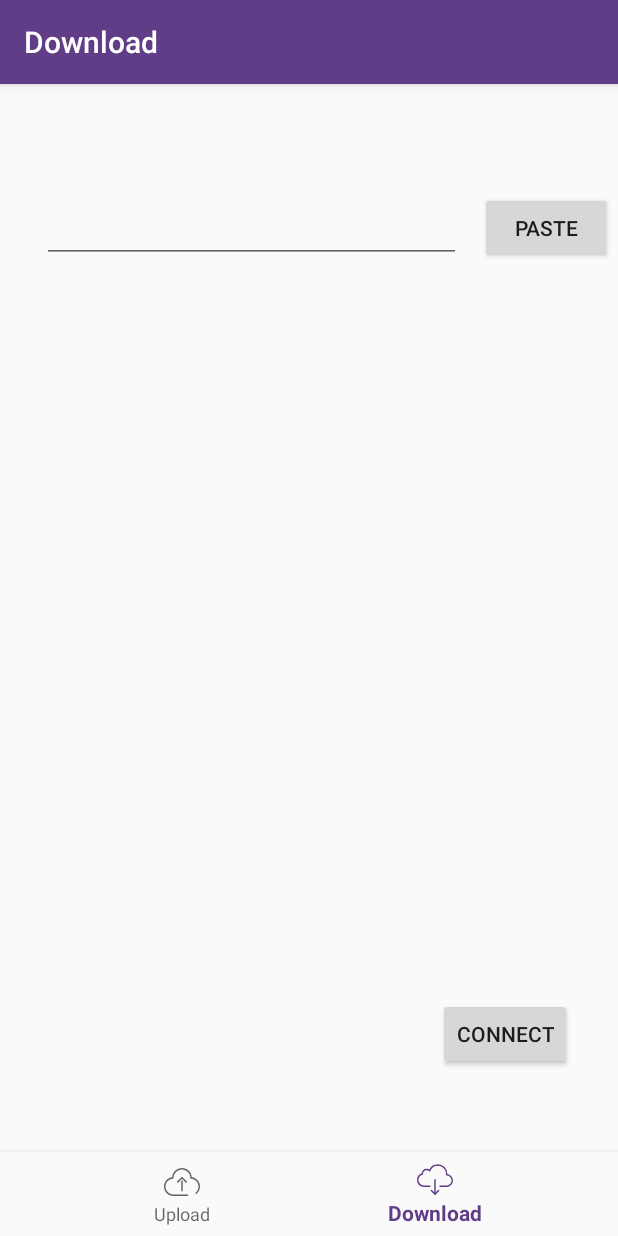
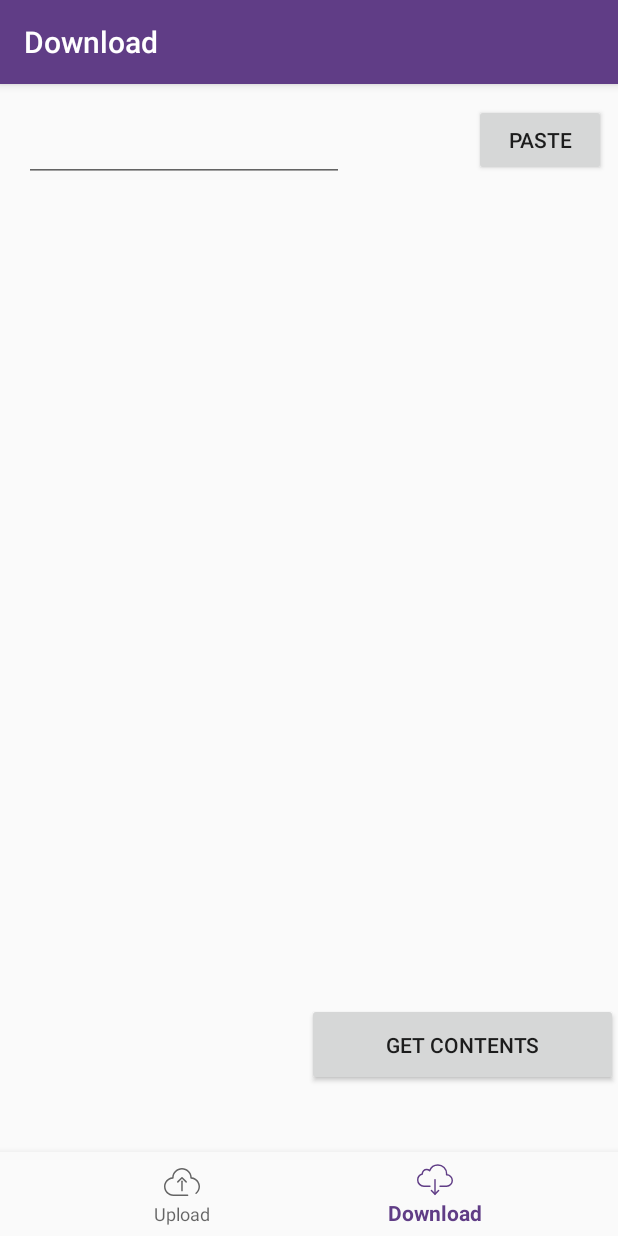
Before and after one commit to Apoorv-Mittal/OnionShare, an Android app: the DownloadFragment screen opened through its navigation route, on a phone screen of 412 x 824 dp. Run offline under Robolectric (Android 15) with nearby library versions, the phone set to English and light mode, and no system bars; our stand-ins replace navigation-ui; libraries missing offline, so code that uses them is left out: cz.msebera.android; 1 statement that could not run was skipped.

Commit message:
New Layout constraints

```diff
--- a/app/src/main/java/com/example/onionshare/MainActivity.kt
+++ b/app/src/main/java/com/example/onionshare/MainActivity.kt
@@ -12,6 +12,7 @@ import androidx.navigation.ui.setupWithNavController
 import android.Manifest
 import android.content.pm.PackageManager
 import android.util.Log
+import android.view.View
 import androidx.core.app.ActivityCompat
 
 
--- a/app/src/main/java/com/example/onionshare/SplashScreen.kt
+++ b/app/src/main/java/com/example/onionshare/SplashScreen.kt
@@ -2,6 +2,7 @@ package com.example.onionshare
 
 import android.content.Intent
 import android.os.Bundle
+import android.view.View
 import android.widget.Toast
 import androidx.appcompat.app.AppCompatActivity
 import cz.msebera.android.httpclient.conn.DnsResolver
@@ -14,6 +15,10 @@ class SplashScreen : AppCompatActivity() {
     override fun onCreate(savedInstanceState: Bundle?) {
         super.onCreate(savedInstanceState)
         setContentView(R.layout.loading_screen)
+        window.decorView.apply {
+            systemUiVisibility = View.SYSTEM_UI_FLAG_HIDE_NAVIGATION or View.SYSTEM_UI_FLAG_FULLSCREEN
+        }
+
 
         TorTask().execute()
     }
--- a/app/src/main/java/com/example/onionshare/ui/download/DownloadFragment.kt
+++ b/app/src/main/java/com/example/onionshare/ui/download/DownloadFragment.kt
@@ -55,7 +55,7 @@ class DownloadFragment : Fragment() {
         port = (activity as MainActivity).get_port()
 
         val textView: TextView = root.findViewById(R.id.text_download)
-        val pasteButton: Button = root.findViewById(R.id.paste_botton)
+        val pasteButton: Button = root.findViewById(R.id.paste_button)
 
         val connectButton = root.findViewById(R.id.button_connect) as Button  //Button to connect to url
 
--- a/app/src/main/java/com/example/onionshare/ui/upload/UploadFragment.kt
+++ b/app/src/main/java/com/example/onionshare/ui/upload/UploadFragment.kt
@@ -95,7 +95,7 @@ class UploadFragment : Fragment() {
             }
         }
 
-        val getfiles: Button = root.findViewById(R.id.file_selction_button)
+        val getfiles: Button = root.findViewById(R.id.file_selection_button)
 
         getfiles.setOnClickListener{
             val chooseFile: Intent
--- a/app/src/main/res/layout/activity_main.xml
+++ b/app/src/main/res/layout/activity_main.xml
@@ -4,7 +4,21 @@
     android:id="@+id/container"
     android:layout_width="match_parent"
     android:layout_height="match_parent"
-    android:paddingTop="?attr/actionBarSize">
+    android:paddingTop="5dp">
+
+    <fragment
+        android:id="@+id/nav_host_fragment"
+        android:name="androidx.navigation.fragment.NavHostFragment"
+        android:layout_width="match_parent"
+        android:layout_height="match_parent"
+        app:defaultNavHost="true"
+        app:layout_constraintBottom_toTopOf="@id/nav_view"
+        app:layout_constraintHorizontal_bias="0.0"
+        app:layout_constraintLeft_toLeftOf="parent"
+        app:layout_constraintRight_toRightOf="parent"
+        app:layout_constraintTop_toTopOf="parent"
+        app:layout_constraintVertical_bias="0.0"
+        app:navGraph="@navigation/mobile_navigation" />
 
     <com.google.android.material.bottomnavigation.BottomNavigationView
         android:id="@+id/nav_view"
@@ -18,18 +32,4 @@
         app:layout_constraintRight_toRightOf="parent"
         app:menu="@menu/bottom_nav_menu" />
 
-    <fragment
-        android:id="@+id/nav_host_fragment"
-        android:name="androidx.navigation.fragment.NavHostFragment"
-        android:layout_width="match_parent"
-        android:layout_height="match_parent"
-        app:defaultNavHost="true"
-        app:layout_constraintBottom_toTopOf="@id/nav_view"
-        app:layout_constraintHorizontal_bias="0.0"
-        app:layout_constraintLeft_toLeftOf="parent"
-        app:layout_constraintRight_toRightOf="parent"
-        app:layout_constraintTop_toTopOf="parent"
-        app:layout_constraintVertical_bias="1.0"
-        app:navGraph="@navigation/mobile_navigation" />
-
 </androidx.constraintlayout.widget.ConstraintLayout>
--- a/app/src/main/res/layout/fragment_download.xml
+++ b/app/src/main/res/layout/fragment_download.xml
@@ -7,53 +7,44 @@
 
     <EditText
         android:id="@+id/text_download"
-        android:layout_width="279dp"
+        android:layout_width="0dp"
         android:layout_height="44dp"
+        android:layout_marginLeft="16dp"
         android:layout_marginTop="16dp"
         android:ems="10"
         android:inputType="textPersonName"
-        app:layout_constraintBottom_toBottomOf="parent"
-        app:layout_constraintEnd_toStartOf="@+id/paste_botton"
-        app:layout_constraintHorizontal_bias="0.682"
-        app:layout_constraintStart_toStartOf="parent"
-        app:layout_constraintTop_toTopOf="parent"
-        app:layout_constraintVertical_bias="0.005" />
+        app:layout_constraintLeft_toLeftOf="parent"
+        app:layout_constraintTop_toTopOf="parent" />
 
     <Button
-        android:id="@+id/paste_botton"
+        android:id="@+id/paste_button"
         android:layout_width="wrap_content"
         android:layout_height="wrap_content"
-        android:layout_marginStart="320dp"
-        android:layout_marginTop="16dp"
+        android:layout_marginTop="8dp"
+        android:layout_marginRight="8dp"
         android:text="Paste"
-        app:layout_constraintBottom_toBottomOf="parent"
-        app:layout_constraintStart_toStartOf="parent"
-        app:layout_constraintTop_toTopOf="parent"
-        app:layout_constraintVertical_bias="0.0" />
+        app:layout_constraintRight_toRightOf="parent"
+        app:layout_constraintTop_toTopOf="parent" />
 
     <ListView
         android:id="@+id/filesList"
         android:layout_width="match_parent"
         android:layout_height="wrap_content"
         android:layout_below="@+id/button_connect"
-        android:layout_marginStart="16dp"
-        app:layout_constraintBottom_toBottomOf="parent"
-        app:layout_constraintStart_toStartOf="parent"
-        app:layout_constraintTop_toTopOf="parent"
-        app:layout_constraintVertical_bias="0.469" />
+        app:layout_constraintBottom_toBottomOf="@+id/text_download"
+        app:layout_constraintBottom_toTopOf="@id/button_connect"
+        app:layout_constraintLeft_toLeftOf="parent"
+        app:layout_constraintRight_toRightOf="parent"
+        app:layout_constraintTop_toBottomOf="@id/text_download" />
 
     <Button
         android:id="@+id/button_connect"
-        android:layout_width="wrap_content"
-        android:layout_height="wrap_content"
-        android:layout_marginStart="292dp"
-
-        android:text="Connect"
+        android:layout_width="207dp"
+        android:layout_height="55dp"
+        android:layout_marginBottom="100dp"
+        android:text="Get Contents"
         app:layout_constraintBottom_toBottomOf="parent"
-        app:layout_constraintStart_toStartOf="parent"
-        app:layout_constraintTop_toTopOf="parent"
-        app:layout_constraintVertical_bias="0.833" />
-
+        app:layout_constraintRight_toRightOf="parent" />
 
 
 </androidx.constraintlayout.widget.ConstraintLayout>
```
Also changed, not shown: app/src/main/res/layout/fragment_upload.xml (+18 -27 lines).
